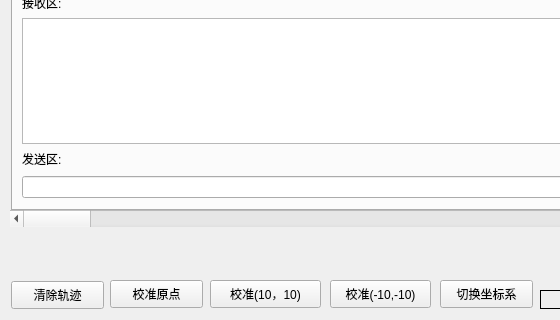
This is lighthouse_host/mainwindow.ui in atomic-hkust-gz/lighthouse-tracking as Qt 5 draws it before an edit; both pictures show x 0 to 560 and y 280 to 600 of the 800 by 600 pixel window. The edited form follows.
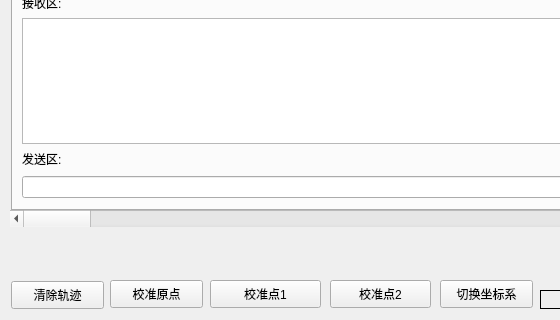
This is the edited form.

Patch:
```diff
--- a/lighthouse_host/mainwindow.ui
+++ b/lighthouse_host/mainwindow.ui
@@ -234,7 +234,7 @@
      </rect>
     </property>
     <property name="text">
-     <string>校准(10，10)</string>
+     <string>校准点1</string>
     </property>
    </widget>
    <widget class="QPushButton" name="btnCalN10_N10">
@@ -247,7 +247,7 @@
      </rect>
     </property>
     <property name="text">
-     <string>校准(-10,-10)</string>
+     <string>校准点2</string>
     </property>
    </widget>
    <widget class="QPushButton" name="btnToggleCoord">
```
Left out of the diff: 2 changed lines with no effect on the pictures.
